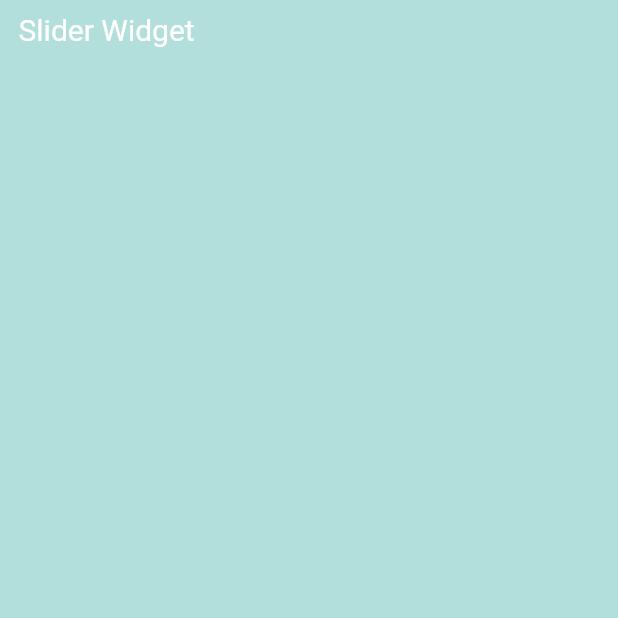
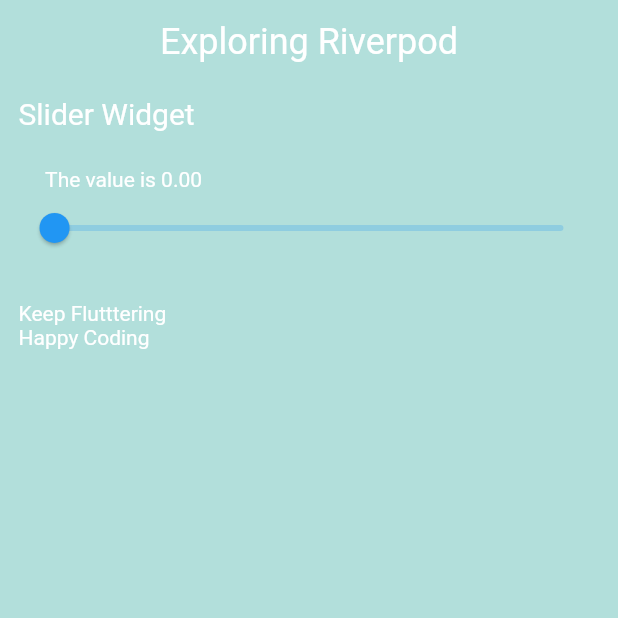
Before and after one commit to jack06215/FlutterExploringRiverpod, a Flutter app: the screen it shows after launch, on a phone screen of 412 x 824 dp, the top half of it. Run offline on Flutter 3.47's test engine with Material 2 defaults, Android fonts, the phone set to English and light mode, and no system bars; our stand-ins replace hooks_riverpod.

Commit message:
code review

```diff
--- a/lib/pages/slider_page.dart
+++ b/lib/pages/slider_page.dart
@@ -7,9 +7,7 @@ import 'package:hooks_riverpod/hooks_riverpod.dart';
 // Project imports:
 import 'package:flutter_riverpod_practices/slider_riverpod.dart';
 
-// https://github.com/devkishor8007/Exploring-Riverpod/blob/Day-4/lib/page/sliderPage.dart
-
-final sliderRiverpod =
+final sliderProvider =
     StateNotifierProvider<SliderWidget, double>((ref) => SliderWidget());
 
 class SliderHomePage extends HookConsumerWidget {
@@ -18,14 +16,25 @@ class SliderHomePage extends HookConsumerWidget {
   @override
   Widget build(BuildContext context, WidgetRef ref) {
     final mq = MediaQuery.of(context).size;
-    final sliderImplement = ref.watch(sliderRiverpod);
-
-    final whatWidgetImpl = ref.watch(whatWidgetProvider);
-    final footerMessageImpl = ref.watch(footerMessageProvider);
-    final appName = ref.watch(appNameProvider);
+    final sliderState = ref.watch(sliderProvider);
+    final whatWidgetState = ref.watch(whatWidgetProvider);
+    final footerMsgState = ref.watch(footerMessageProvider);
+    final appNameState = ref.watch(appNameProvider);
 
     return SafeArea(
         child: Scaffold(
+      appBar: AppBar(
+        backgroundColor: Colors.transparent,
+        elevation: 0,
+        centerTitle: true,
+        title: Text(
+          appNameState,
+          style: Theme.of(context)
+              .textTheme
+              .headline5!
+              .copyWith(color: Colors.white),
+        ),
+      ),
       body: SingleChildScrollView(
         child: Padding(
           padding: EdgeInsets.symmetric(
@@ -36,12 +45,37 @@ class SliderHomePage extends HookConsumerWidget {
             crossAxisAlignment: CrossAxisAlignment.start,
             children: [
               Text(
-                whatWidgetImpl,
+                whatWidgetState,
                 style: TextStyle(
                   color: Colors.white,
                   fontSize: Theme.of(context).textTheme.headline6!.fontSize,
                 ),
               ),
+              Padding(
+                  padding: EdgeInsets.only(
+                      left: mq.width * 0.043, top: mq.height * 0.03),
+                  child: Text("The value is ${sliderState.toStringAsFixed(2)}",
+                      style: TextStyle(
+                          color: Colors.white,
+                          fontSize: Theme.of(context)
+                              .textTheme
+                              .bodyText1!
+                              .fontSize))),
+              Slider(
+                  min: 0,
+                  max: 10,
+                  value: sliderState,
+                  onChanged: (newValue) =>
+                      ref.watch(sliderProvider.notifier).onChanged(newValue)),
+              SizedBox(
+                height: mq.height * 0.03,
+              ),
+              Text(
+                footerMsgState,
+                style: TextStyle(
+                    color: Colors.white,
+                    fontSize: Theme.of(context).textTheme.bodyText1!.fontSize),
+              )
             ],
           ),
         ),
```
Also changed, not shown: lib/model/my_switch.dart (deleted, +0 -12 lines), lib/pages/switch_page.dart (deleted, +0 -147 lines), lib/switch_riverpod.dart (deleted, +0 -42 lines), lib/model/my_switch.freezed.dart (deleted).
